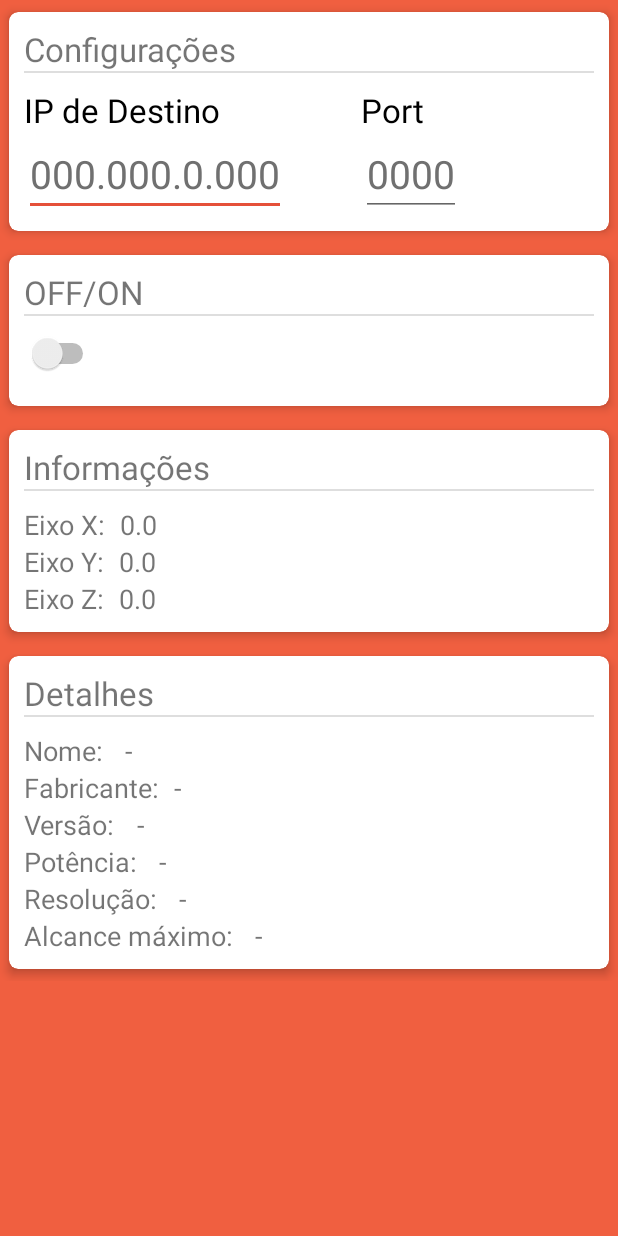
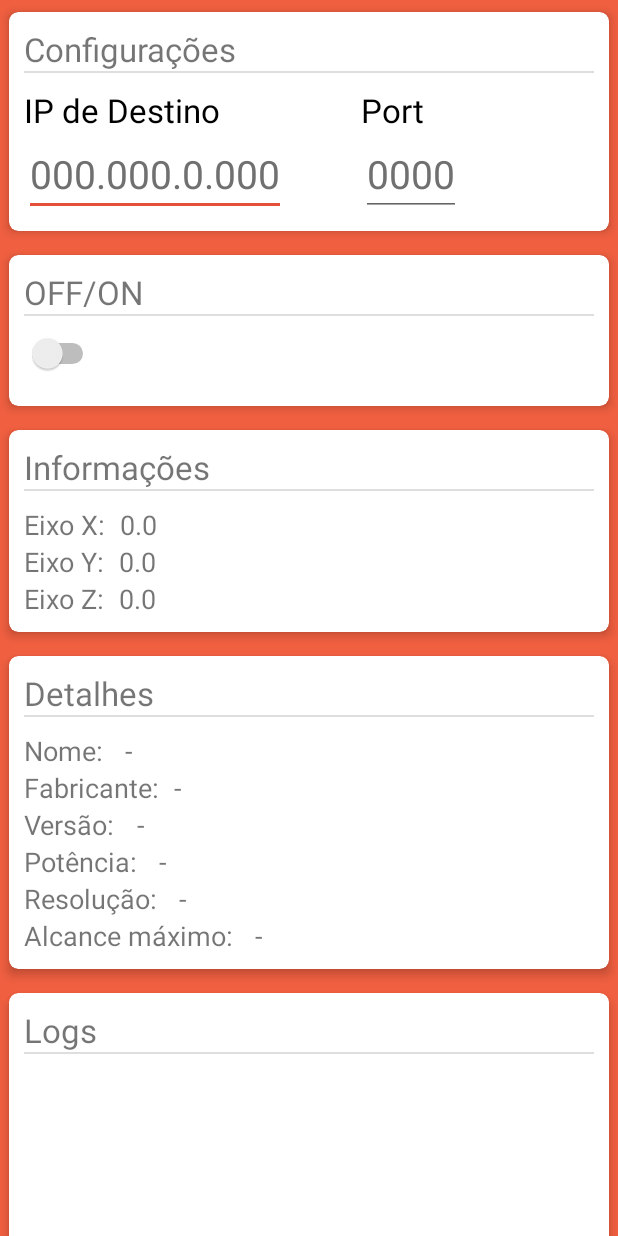
Before and after one commit to fga-eps-mds/2018.1-Reabilitacao-Motora-UDP-App-Android, an Android app: the screen it shows after launch (MainActivity), on a phone screen of 412 x 824 dp. Run offline under Robolectric (Android 15) with nearby library versions, the phone set to English and light mode, and no system bars; 6 statements that could not run were skipped.

Commit message:
Adicionando resposta do servidor udp em card
Signed-off-by: Arthur Diniz <arthurbdiniz@msi.arthurbdiniz>

```diff
--- a/app/src/main/java/com/eps/mds/reabilitacaomotora/view/MainActivity.kt
+++ b/app/src/main/java/com/eps/mds/reabilitacaomotora/view/MainActivity.kt
@@ -15,10 +15,15 @@ import android.widget.Switch
 import android.widget.TextView
 import com.eps.mds.reabilitacaomotora.R
 import com.eps.mds.reabilitacaomotora.model.Body
+import org.w3c.dom.Text
 import java.io.IOException
 import java.net.DatagramPacket
 import java.net.DatagramSocket
 import java.net.InetAddress
+import android.text.method.ScrollingMovementMethod
+import com.eps.mds.reabilitacaomotora.R.id.textView
+
+
 
 
 class MainActivity : AppCompatActivity(), SensorEventListener {
@@ -40,6 +45,8 @@ class MainActivity : AppCompatActivity(), SensorEventListener {
     private lateinit var sensorResolutionTextView: TextView
     private lateinit var sensorMaximumReachTextView: TextView
 
+    private lateinit var logTextView: TextView
+
 
     private lateinit var xAxisTextView: TextView
     private lateinit var yAxisTextView: TextView
@@ -49,8 +56,6 @@ class MainActivity : AppCompatActivity(), SensorEventListener {
 
     private var time = 0
 
-
-    @SuppressLint("SetTextI18n")
     override fun onCreate(savedInstanceState: Bundle?) {
         super.onCreate(savedInstanceState)
         setContentView(R.layout.activity_main)
@@ -65,6 +70,9 @@ class MainActivity : AppCompatActivity(), SensorEventListener {
         sensorPowerTextView =  findViewById(R.id.sensorPowerTextView)
         sensorResolutionTextView =  findViewById(R.id.sensorResolutionTextView)
         sensorMaximumReachTextView =  findViewById(R.id.sensorMaximumReachTextView)
+
+        logTextView = findViewById(R.id.logTextView)
+        logTextView.movementMethod = ScrollingMovementMethod()
 
         xAxisTextView = findViewById(R.id.xAxisTextView)
         yAxisTextView = findViewById(R.id.yAxisTextView)
@@ -126,6 +134,7 @@ class MainActivity : AppCompatActivity(), SensorEventListener {
 
             lateinit var stringData: String
 
+            @SuppressLint("SetTextI18n")
             override fun run() {
 
                 var ds: DatagramSocket? = null
@@ -150,11 +159,11 @@ class MainActivity : AppCompatActivity(), SensorEventListener {
                     }
                 }
 
-                handler.post(Runnable {
-//                    val s = mTextViewReplyFromServer.getText().toString()
-//                    if (stringData.trim { it <= ' ' }.length != 0)
-//                        mTextViewReplyFromServer.setText(s + "\nFrom Server : " + stringData)
-                })
+                handler.post {
+                    val s = logTextView.text.toString()
+                    if (stringData.trim { it <= ' ' }.isNotEmpty())
+                        logTextView.text = s + "\nFrom Server : " + stringData
+                }
             }
         })
 
--- a/app/src/main/res/layout/activity_main.xml
+++ b/app/src/main/res/layout/activity_main.xml
@@ -410,6 +410,49 @@
 
             </android.support.v7.widget.CardView>
 
+            <android.support.v7.widget.CardView xmlns:card_view="http://schemas.android.com/apk/res-auto"
+                android:layout_width="match_parent"
+                android:layout_height="wrap_content"
+                android:layout_gravity="center"
+                card_view:cardCornerRadius="6dp"
+                card_view:cardUseCompatPadding="true"
+                app:cardElevation="4dp">
+
+                <LinearLayout
+                    android:layout_width="match_parent"
+                    android:layout_height="match_parent"
+                    android:padding="10dp"
+                    android:orientation="vertical">
+
+                    <TextView
+                        android:layout_width="wrap_content"
+                        android:layout_height="wrap_content"
+                        android:text="Logs"
+                        android:textSize="22dp"/>
+
+                    <View
+                        android:layout_width="match_parent"
+                        android:layout_height="1dp"
+                        android:background="#dedede">
+                    </View>
+
+                    <LinearLayout
+                        android:layout_width="match_parent"
+                        android:layout_height="wrap_content"
+                        android:orientation="horizontal">
+
+                        <TextView
+                            android:id="@+id/logTextView"
+                            android:layout_width="match_parent"
+                            android:layout_height="200dp"
+                            android:textSize="18dp" />
+
+                    </LinearLayout>
+
+                </LinearLayout>
+
+            </android.support.v7.widget.CardView>
+
         </LinearLayout>
 
     </ScrollView>
```
